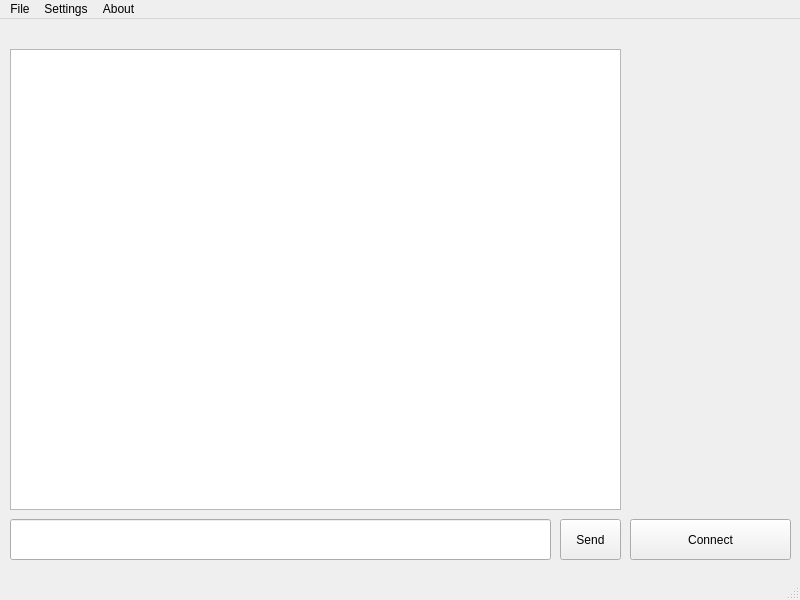
The window that Client/ChatiKClient/mainwindow.ui (ED-Daniel/chatik) describes before a commit, drawn with Qt 5.
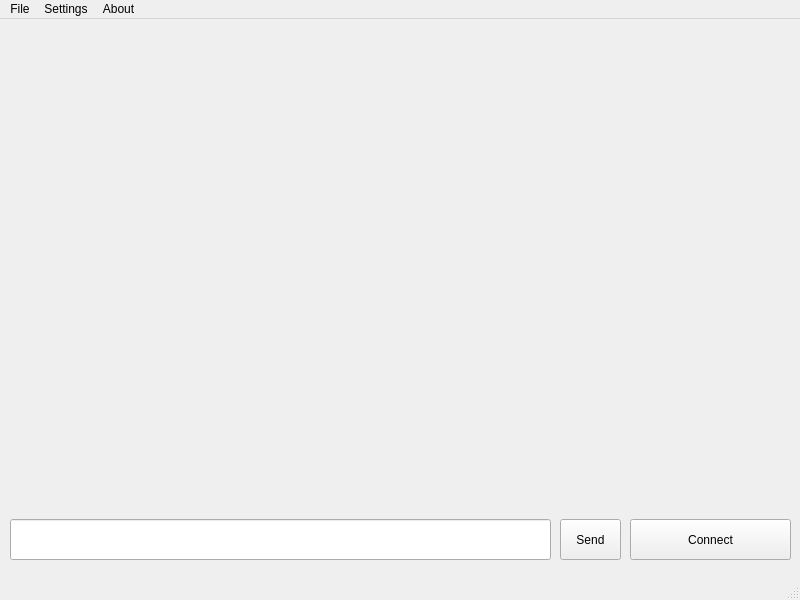
The same window after the commit.

Patch:
```diff
--- a/Client/ChatiKClient/mainwindow.ui
+++ b/Client/ChatiKClient/mainwindow.ui
@@ -37,16 +37,6 @@
      <string>Send</string>
     </property>
    </widget>
-   <widget class="QTextBrowser" name="messagesArea">
-    <property name="geometry">
-     <rect>
-      <x>10</x>
-      <y>30</y>
-      <width>611</width>
-      <height>461</height>
-     </rect>
-    </property>
-   </widget>
    <widget class="QPushButton" name="connectButton">
     <property name="geometry">
      <rect>
@@ -71,6 +61,17 @@
     </property>
     <layout class="QVBoxLayout" name="clientsListHolder"/>
    </widget>
+   <widget class="QWidget" name="gridLayoutWidget">
+    <property name="geometry">
+     <rect>
+      <x>9</x>
+      <y>29</y>
+      <width>611</width>
+      <height>461</height>
+     </rect>
+    </property>
+    <layout class="QGridLayout" name="messageArea"/>
+   </widget>
   </widget>
   <widget class="QMenuBar" name="menubar">
    <property name="geometry">
```
